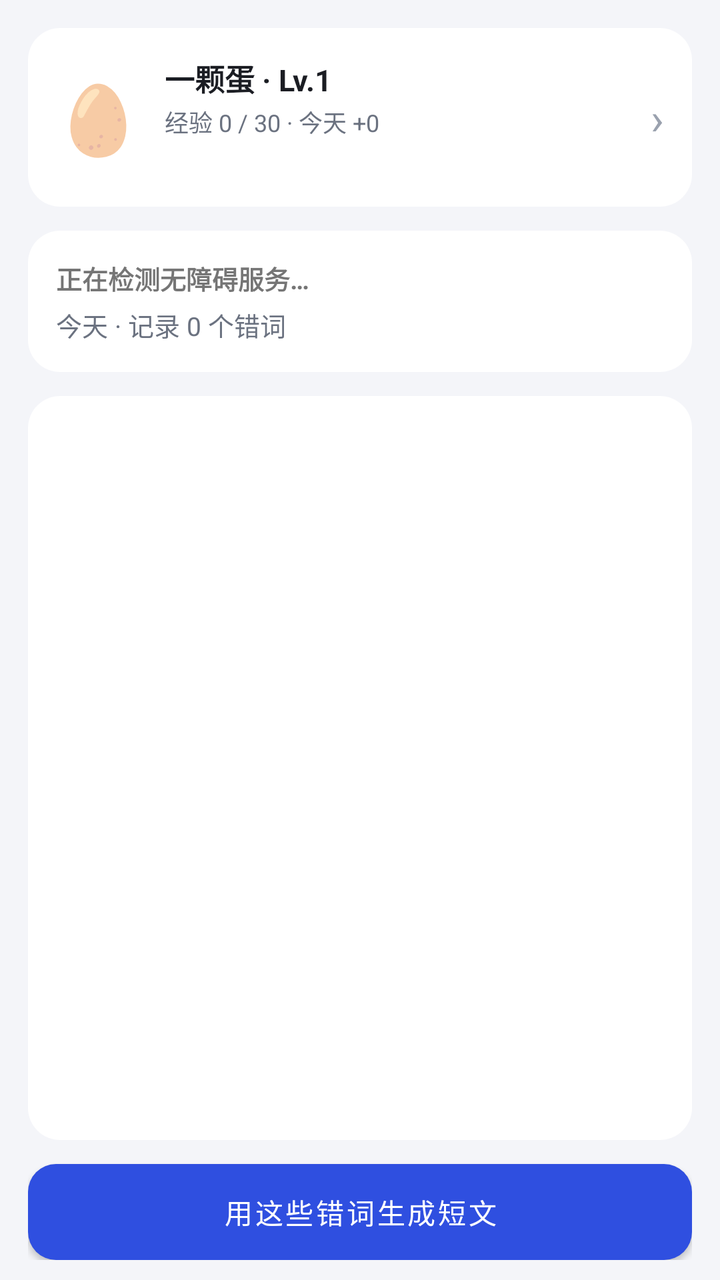
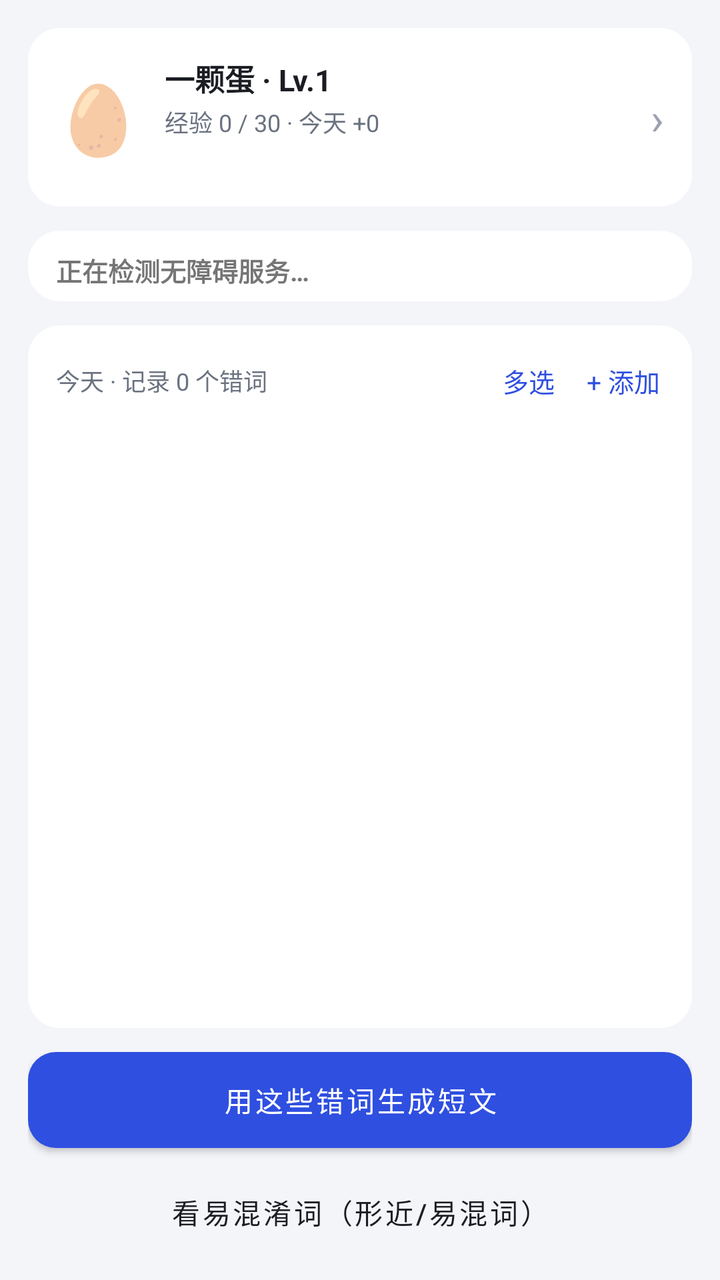

Compare the two renders of this Android layout. The source of the first and the diff that turns it into the second are given below.
<!-- AndroidManifest.xml: application theme Theme.CaptureWords -->
<!-- res/layout/fragment_home.xml -->
<?xml version="1.0" encoding="utf-8"?>
<LinearLayout xmlns:android="http://schemas.android.com/apk/res/android"
    xmlns:app="http://schemas.android.com/apk/res-auto"
    android:layout_width="match_parent"
    android:layout_height="match_parent"
    android:background="?attr/appBg"
    android:orientation="vertical"
    android:paddingLeft="14dp"
    android:paddingTop="14dp"
    android:paddingRight="14dp"
    android:paddingBottom="10dp">

    <LinearLayout
        android:id="@+id/petCard"
        android:layout_width="match_parent"
        android:layout_height="wrap_content"
        android:layout_marginBottom="12dp"
        android:background="?attr/cardBackground"
        android:gravity="center_vertical"
        android:orientation="horizontal"
        android:padding="14dp">

        <TextView
            android:id="@+id/tvPetEmoji"
            android:layout_width="wrap_content"
            android:layout_height="wrap_content"
            android:text="🥚"
            android:textSize="34sp" />

        <LinearLayout
            android:layout_width="0dp"
            android:layout_height="wrap_content"
            android:layout_marginLeft="12dp"
            android:layout_weight="1"
            android:orientation="vertical">

            <TextView
                android:id="@+id/tvPetName"
                android:layout_width="wrap_content"
                android:layout_height="wrap_content"
                android:text="一颗蛋 · Lv.1"
                android:textColor="?attr/textMain"
                android:textSize="15sp"
                android:textStyle="bold" />

            <TextView
                android:id="@+id/tvPetInfo"
                android:layout_width="wrap_content"
                android:layout_height="wrap_content"
                android:layout_marginTop="2dp"
                android:text="经验 0 / 30 · 今天 +0"
                android:textColor="?attr/textSub"
                android:textSize="12sp" />

            <TextView
                android:id="@+id/tvPetTip"
                android:layout_width="match_parent"
                android:layout_height="wrap_content"
                android:layout_marginTop="5dp"
                android:ellipsize="end"
                android:maxLines="2"
                android:textColor="?attr/textTertiary"
                android:textSize="11sp" />
        </LinearLayout>

        <TextView
            android:layout_width="wrap_content"
            android:layout_height="wrap_content"
            android:text="›"
            android:textColor="?attr/textTertiary"
            android:textSize="22sp" />
    </LinearLayout>

    <LinearLayout
        android:layout_width="match_parent"
        android:layout_height="wrap_content"
        android:background="?attr/cardBackground"
        android:orientation="vertical"
        android:padding="14dp">

        <TextView
            android:id="@+id/tvStatus"
            android:layout_width="match_parent"
            android:layout_height="wrap_content"
            android:text="正在检测无障碍服务…"
            android:textSize="13sp"
            android:textStyle="bold" />

        <TextView
            android:id="@+id/tvToday"
            android:layout_width="match_parent"
            android:layout_height="wrap_content"
            android:layout_marginTop="4dp"
            android:text="今天 · 记录 0 个错词"
            android:textColor="?attr/textSub"
            android:textSize="13sp" />
    </LinearLayout>

    <LinearLayout
        android:layout_width="match_parent"
        android:layout_height="0dp"
        android:layout_marginTop="12dp"
        android:layout_weight="1"
        android:background="?attr/cardBackground"
        android:orientation="vertical">

        <ScrollView
            android:layout_width="match_parent"
            android:layout_height="match_parent">

            <LinearLayout
                android:id="@+id/listContainer"
                android:layout_width="match_parent"
                android:layout_height="wrap_content"
                android:orientation="vertical"
                android:padding="8dp" />
        </ScrollView>
    </LinearLayout>

    <Button
        android:id="@+id/btnGenerate"
        style="@style/Widget.BrandButton"
        android:layout_width="match_parent"
        android:layout_height="wrap_content"
        android:layout_marginTop="12dp"
        android:text="用这些错词生成短文" />

</LinearLayout>
<!-- resources referenced by this layout -->
<resources>
  <style name="Widget.BrandButton" parent="Widget.MaterialComponents.Button">
          <item name="cornerRadius">?attr/btnCorner</item>
          <item name="strokeWidth">?attr/btnStroke</item>
          <item name="strokeColor">?attr/lineColor</item>
          <item name="android:paddingTop">12dp</item>
          <item name="android:paddingBottom">12dp</item>
          <item name="android:insetTop">0dp</item>
          <item name="android:insetBottom">0dp</item>
          <item name="android:textSize">14sp</item>
          <item name="backgroundTint">?attr/colorPrimary</item>
          <item name="android:textColor">?attr/colorOnPrimary</item>
      </style>
  <style name="Theme.CaptureWords" parent="Theme.MaterialComponents.Light.NoActionBar">
          <item name="colorPrimary">@color/brand</item>
          <item name="colorPrimaryVariant">@color/brand_dark</item>
          <item name="colorOnPrimary">@color/white</item>
          <item name="colorSecondary">@color/brand</item>
          <item name="colorSecondaryVariant">@color/brand_dark</item>
          <item name="colorOnSecondary">@color/white</item>
          <item name="android:statusBarColor" tools:targetApi="l">@color/brand_dark</item>
          <item name="android:windowBackground">@color/app_bg</item>
          <item name="android:navigationBarColor">@color/card</item>
          <item name="android:windowLightNavigationBar" tools:targetApi="o">true</item>
  
          <item name="appBg">@color/app_bg</item>
          <item name="cardBackground">@drawable/bg_card</item>
          <item name="textMain">@color/text_primary</item>
          <item name="textSub">@color/text_secondary</item>
          <item name="textTertiary">@color/text_tertiary</item>
          <item name="lineColor">@color/line</item>
          <item name="cardSolid">@color/card</item>
          <item name="btnCorner">14dp</item>
          <item name="btnStroke">0dp</item>
      </style>
  <color name="brand">#2F4FE0</color>
  <color name="brand_dark">#23379F</color>
  <color name="white">#FFFFFFFF</color>
  <color name="app_bg">#F4F5F9</color>
  <color name="card">#FFFFFF</color>
  <!-- drawable bg_card (drawable) -->
  <?xml version="1.0" encoding="utf-8"?>
  <shape xmlns:android="http://schemas.android.com/apk/res/android"
      android:shape="rectangle">
      <solid android:color="@color/card" />
      <corners android:radius="16dp" />
  </shape>
  <color name="text_primary">#1B1D23</color>
  <color name="text_secondary">#6B7280</color>
  <color name="text_tertiary">#9AA1AE</color>
  <color name="line">#EDEFF4</color>
</resources>

<!-- the commit's change to res/layout/fragment_home.xml (unified diff, before → after) -->
@@ -1,9 +1,8 @@
 <?xml version="1.0" encoding="utf-8"?>
 <LinearLayout xmlns:android="http://schemas.android.com/apk/res/android"
-    xmlns:app="http://schemas.android.com/apk/res-auto"
     android:layout_width="match_parent"
     android:layout_height="match_parent"
-    android:background="?attr/appBg"
+    android:background="@android:color/transparent"
     android:orientation="vertical"
     android:paddingLeft="14dp"
     android:paddingTop="14dp"
@@ -76,24 +75,18 @@
         android:layout_height="wrap_content"
         android:background="?attr/cardBackground"
         android:orientation="vertical"
-        android:padding="14dp">
+        android:paddingLeft="14dp"
+        android:paddingTop="10dp"
+        android:paddingRight="14dp">
 
         <TextView
             android:id="@+id/tvStatus"
             android:layout_width="match_parent"
             android:layout_height="wrap_content"
+            android:paddingBottom="6dp"
             android:text="正在检测无障碍服务…"
             android:textSize="13sp"
             android:textStyle="bold" />
-
-        <TextView
-            android:id="@+id/tvToday"
-            android:layout_width="match_parent"
-            android:layout_height="wrap_content"
-            android:layout_marginTop="4dp"
-            android:text="今天 · 记录 0 个错词"
-            android:textColor="?attr/textSub"
-            android:textSize="13sp" />
     </LinearLayout>
 
     <LinearLayout
@@ -104,9 +97,48 @@
         android:background="?attr/cardBackground"
         android:orientation="vertical">
 
+        <LinearLayout
+            android:layout_width="match_parent"
+            android:layout_height="wrap_content"
+            android:gravity="center_vertical"
+            android:orientation="horizontal"
+            android:paddingLeft="14dp"
+            android:paddingTop="10dp"
+            android:paddingRight="8dp"
+            android:paddingBottom="4dp">
+
+            <TextView
+                android:id="@+id/tvToday"
+                android:layout_width="0dp"
+                android:layout_height="wrap_content"
+                android:layout_weight="1"
+                android:text="今天 · 记录 0 个错词"
+                android:textColor="?attr/textSub"
+                android:textSize="12sp" />
+
+            <TextView
+                android:id="@+id/btnSelect"
+                android:layout_width="wrap_content"
+                android:layout_height="wrap_content"
+                android:padding="8dp"
+                android:text="多选"
+                android:textColor="?attr/colorPrimary"
+                android:textSize="13sp" />
+
+            <TextView
+                android:id="@+id/btnAdd"
+                android:layout_width="wrap_content"
+                android:layout_height="wrap_content"
+                android:padding="8dp"
+                android:text="+ 添加"
+                android:textColor="?attr/colorPrimary"
+                android:textSize="13sp" />
+        </LinearLayout>
+
         <ScrollView
             android:layout_width="match_parent"
-            android:layout_height="match_parent">
+            android:layout_height="0dp"
+            android:layout_weight="1">
 
             <LinearLayout
                 android:id="@+id/listContainer"
@@ -115,6 +147,54 @@
                 android:orientation="vertical"
                 android:padding="8dp" />
         </ScrollView>
+
+        <LinearLayout
+            android:id="@+id/selectBar"
+            android:layout_width="match_parent"
+            android:layout_height="wrap_content"
+            android:gravity="center_vertical"
+            android:orientation="horizontal"
+            android:padding="8dp"
+            android:visibility="gone">
+
+            <TextView
+                android:id="@+id/tvSelectedCount"
+                android:layout_width="0dp"
+                android:layout_height="wrap_content"
+                android:layout_weight="1"
+                android:paddingLeft="6dp"
+                android:text="已选 0 个"
+                android:textColor="?attr/textSub"
+                android:textSize="12sp" />
+
+            <TextView
+                android:id="@+id/btnSelectAll"
+                android:layout_width="wrap_content"
+                android:layout_height="wrap_content"
+                android:padding="8dp"
+                android:text="全选"
+                android:textColor="?attr/colorPrimary"
+                android:textSize="13sp" />
+
+            <TextView
+                android:id="@+id/btnCancelSelect"
+                android:layout_width="wrap_content"
+                android:layout_height="wrap_content"
+                android:padding="8dp"
+                android:text="取消"
+                android:textColor="?attr/textSub"
+                android:textSize="13sp" />
+
+            <TextView
+                android:id="@+id/btnDeleteSelected"
+                android:layout_width="wrap_content"
+                android:layout_height="wrap_content"
+                android:padding="8dp"
+                android:text="删除"
+                android:textColor="#FFC0392B"
+                android:textSize="13sp"
+                android:textStyle="bold" />
+        </LinearLayout>
     </LinearLayout>
 
     <Button
@@ -125,4 +205,12 @@
         android:layout_marginTop="12dp"
         android:text="用这些错词生成短文" />
 
+    <Button
+        android:id="@+id/btnConfuse"
+        style="@style/Widget.OutlineButton"
+        android:layout_width="match_parent"
+        android:layout_height="wrap_content"
+        android:layout_marginTop="8dp"
+        android:text="看易混淆词（形近/易混词）" />
+
 </LinearLayout>
<!-- resource entries referenced after the edit -->
@@ -11,6 +11,14 @@
           <item name="android:textSize">14sp</item>
           <item name="backgroundTint">?attr/colorPrimary</item>
           <item name="android:textColor">?attr/colorOnPrimary</item>
+      </style>
+  <style name="Widget.OutlineButton" parent="Widget.MaterialComponents.Button.OutlinedButton">
+          <item name="cornerRadius">?attr/btnCorner</item>
+          <item name="strokeWidth">?attr/btnStroke</item>
+          <item name="strokeColor">?attr/lineColor</item>
+          <item name="strokeColor">?attr/lineColor</item>
+          <item name="android:textColor">?attr/textMain</item>
+          <item name="android:textSize">14sp</item>
       </style>
   <style name="Theme.CaptureWords" parent="Theme.MaterialComponents.Light.NoActionBar">
           <item name="colorPrimary">@color/brand</item>
@@ -31,6 +39,7 @@
           <item name="textTertiary">@color/text_tertiary</item>
           <item name="lineColor">@color/line</item>
           <item name="cardSolid">@color/card</item>
+          <item name="toolbarBg">@drawable/bg_toolbar</item>
           <item name="btnCorner">14dp</item>
           <item name="btnStroke">0dp</item>
       </style>
@@ -43,12 +52,22 @@
   <?xml version="1.0" encoding="utf-8"?>
   <shape xmlns:android="http://schemas.android.com/apk/res/android"
       android:shape="rectangle">
-      <solid android:color="@color/card" />
+      <solid android:color="#F5FFFFFF" />
       <corners android:radius="16dp" />
   </shape>
   <color name="text_primary">#1B1D23</color>
   <color name="text_secondary">#6B7280</color>
   <color name="text_tertiary">#9AA1AE</color>
   <color name="line">#EDEFF4</color>
+  <!-- drawable bg_toolbar (drawable) -->
+  <?xml version="1.0" encoding="utf-8"?>
+  <shape xmlns:android="http://schemas.android.com/apk/res/android"
+      android:shape="rectangle">
+      <gradient
+          android:angle="0"
+          android:endColor="#FF2F4FE0"
+          android:startColor="#FF1E3AA8"
+          android:type="linear" />
+  </shape>
 </resources>
 
